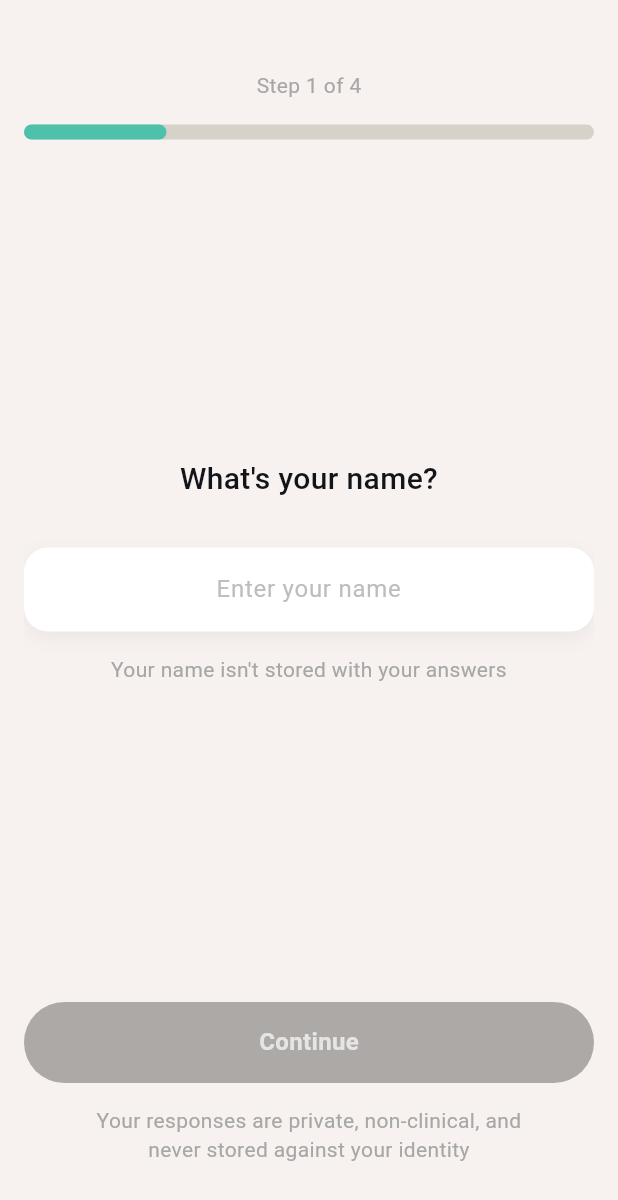
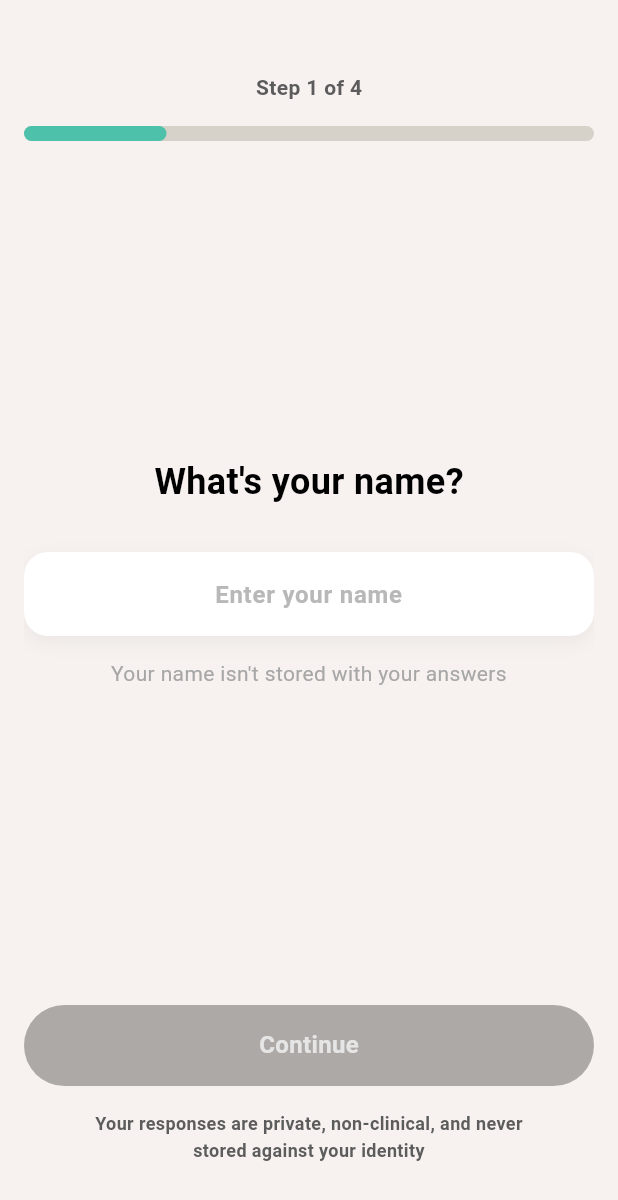
Before and after one commit to walkmandede/pg1-love-dna, a Flutter app: the InputsPage screen opened by its route, on a phone screen of 412 x 824 dp. Shown: the top 1200 px of the screen. Run offline on Flutter 3.47's test engine with Material 3 defaults, Android fonts, the phone set to English and light mode, and no system bars; our stand-ins replace equatable, flutter_bloc, flutter_svg, go_router; Roboto replaces fonts that are missing (SFProText).

Commit message:
phase 1.0.2 raw

```diff
--- a/lib/core/shared/constants/strings.dart
+++ b/lib/core/shared/constants/strings.dart
@@ -1,3 +1,3 @@
 class AppStrings {
-  static const String disclosureMessage = 'Your responses are private, non-clinical, and\nnever stored against your identity';
+  static const String disclosureMessage = 'Your responses are private, non-clinical, and never\nstored against your identity';
 }
--- a/lib/core/shared/theme/app_text_styles.dart
+++ b/lib/core/shared/theme/app_text_styles.dart
@@ -142,10 +142,10 @@ class AppTextStyles {
 
   // 17. Bullet Point - List items in insights
   static const TextStyle bulletPoint = TextStyle(
-    fontSize: 14,
+    fontSize: 13,
     fontWeight: FontWeight.w600,
     color: _darkGray,
-    height: 1.35,
+    height: 1.2,
   );
 
   // 18. Tag Label - Pills like "Social mirroring"
@@ -159,16 +159,16 @@ class AppTextStyles {
   // 19. Input Placeholder - Placeholder text in text fields
   static const TextStyle inputPlaceholder = TextStyle(
     fontSize: 16,
-    fontWeight: FontWeight.w400,
+    fontWeight: FontWeight.w600,
     color: _veryLightGray,
     height: 1.4,
   );
 
   // 20. Input Label - "Email address" label
   static const TextStyle inputLabel = TextStyle(
-    fontSize: 14,
-    fontWeight: FontWeight.w500,
-    color: _mediumGray,
+    fontSize: 24,
+    fontWeight: FontWeight.w700,
+    color: _black,
     height: 1.3,
   );
 
@@ -219,4 +219,25 @@ class AppTextStyles {
     color: _lightGray,
     height: 1.3,
   );
+
+  static const TextStyle subtitle = TextStyle(
+    fontSize: 14,
+    fontWeight: FontWeight.w600,
+    color: _mediumGray,
+    height: 1.4,
+  );
+
+  static const TextStyle subtitleSmall = TextStyle(
+    fontSize: 12,
+    fontWeight: FontWeight.w600,
+    color: _mediumGray,
+    height: 1.5,
+  );
+
+  static const TextStyle subtitleMedium = TextStyle(
+    fontSize: 13,
+    fontWeight: FontWeight.w600,
+    color: _mediumGray,
+    height: 1.4,
+  );
 }
--- /dev/null
+++ b/lib/core/shared/widgets/app_progress_bar.dart
@@ -0,0 +1,62 @@
+import 'package:flutter/material.dart';
+import 'package:pg1/core/shared/theme/app_color.dart';
+import 'package:pg1/core/shared/theme/app_text_styles.dart';
+
+class AppProgressBar extends StatelessWidget {
+  final String label;
+  final int current;
+  final int total;
+
+  const AppProgressBar({
+    super.key,
+    required this.label,
+    required this.current,
+    required this.total,
+  });
+
+  @override
+  Widget build(BuildContext context) {
+    return Column(
+      mainAxisSize: MainAxisSize.min,
+      mainAxisAlignment: MainAxisAlignment.center,
+      crossAxisAlignment: CrossAxisAlignment.center,
+      spacing: 16,
+      children: [
+        Text(
+          '$label $current of $total',
+          style: AppTextStyles.subtitle,
+        ),
+        SizedBox(
+          width: double.infinity,
+          height: 10,
+          child: Stack(
+            children: [
+              _bar(1, AppColor.backgroundGrey),
+              _bar(current / total, AppColor.primary),
+            ],
+          ),
+        ),
+      ],
+    );
+  }
+
+  Widget _bar(double amount, Color color) {
+    return SizedBox.expand(
+      child: LayoutBuilder(
+        builder: (context, constraints) {
+          return Align(
+            alignment: Alignment.centerLeft,
+            child: DecoratedBox(
+              decoration: BoxDecoration(color: color, borderRadius: BorderRadius.circular(1000)),
+              child: AnimatedContainer(
+                duration: const Duration(milliseconds: 250),
+                height: double.infinity,
+                width: constraints.maxWidth * amount,
+              ),
+            ),
+          );
+        },
+      ),
+    );
+  }
+}
--- a/lib/core/shared/widgets/app_text.dart
+++ b/lib/core/shared/widgets/app_text.dart
@@ -1,43 +1,41 @@
-import 'package:flutter/material.dart';
+// import 'package:flutter/material.dart';
+// import 'package:pg1/core/shared/theme/app_text_styles.dart';
 
-class TitleText extends StatelessWidget {
-  final String text;
+// class TitleText extends StatelessWidget {
+//   final String text;
 
-  const TitleText({
-    super.key,
-    required this.text,
-  });
+//   const TitleText({
+//     super.key,
+//     required this.text,
+//   });
 
-  @override
-  Widget build(BuildContext context) {
-    return Text(
-      text,
-      textAlign: TextAlign.center,
-      style: TextStyle(
-        fontSize: 20,
-        fontWeight: FontWeight.w700,
-      ),
-    );
-  }
-}
+//   @override
+//   Widget build(BuildContext context) {
+//     return Text(
+//       text,
+//       textAlign: TextAlign.center,
+//       style: AppTextStyles.screenTitle,
+//     );
+//   }
+// }
 
-class SemiTitleText extends StatelessWidget {
-  final String text;
+// class SemiTitleText extends StatelessWidget {
+//   final String text;
 
-  const SemiTitleText({
-    super.key,
-    required this.text,
-  });
+//   const SemiTitleText({
+//     super.key,
+//     required this.text,
+//   });
 
-  @override
-  Widget build(BuildContext context) {
-    return Text(
-      text,
-      textAlign: TextAlign.center,
-      style: TextStyle(
-        fontSize: 20,
-        fontWeight: FontWeight.w500,
-      ),
-    );
-  }
-}
+//   @override
+//   Widget build(BuildContext context) {
+//     return Text(
+//       text,
+//       textAlign: TextAlign.center,
+//       style: TextStyle(
+//         fontSize: 20,
+//         fontWeight: FontWeight.w500,
+//       ),
+//     );
+//   }
+// }
--- a/lib/core/shared/widgets/app_text_field.dart
+++ b/lib/core/shared/widgets/app_text_field.dart
@@ -1,4 +1,5 @@
 import 'package:flutter/material.dart';
+import 'package:pg1/core/shared/theme/app_text_styles.dart';
 
 class AppTextField extends StatelessWidget {
   final TextEditingController controller;
@@ -35,10 +36,7 @@ class AppTextField extends StatelessWidget {
           onChanged: onChanged,
           decoration: InputDecoration(
             hintText: hintText,
-            hintStyle: TextStyle(
-              color: Colors.grey.shade400,
-              fontSize: 16,
-            ),
+            hintStyle: AppTextStyles.inputPlaceholder,
             border: InputBorder.none,
           ),
         ),
--- a/lib/core/shared/widgets/disclosure_message_widget.dart
+++ b/lib/core/shared/widgets/disclosure_message_widget.dart
@@ -1,6 +1,6 @@
 import 'package:flutter/material.dart';
 import 'package:pg1/core/shared/constants/strings.dart';
-import 'package:pg1/core/shared/theme/app_color.dart';
+import 'package:pg1/core/shared/theme/app_text_styles.dart';
 
 class DisclosureMessageWidget extends StatelessWidget {
   const DisclosureMessageWidget({super.key});
@@ -10,11 +10,7 @@ class DisclosureMessageWidget extends StatelessWidget {
     return Text(
       AppStrings.disclosureMessage,
       textAlign: TextAlign.center,
-      style: TextStyle(
-        color: AppColor.textSecondary,
-        fontSize: 14,
-        fontWeight: FontWeight.normal,
-      ),
+      style: AppTextStyles.subtitleSmall,
     );
   }
 }
--- a/lib/core/shared/widgets/white_card.dart
+++ b/lib/core/shared/widgets/white_card.dart
@@ -1,5 +1,6 @@
 import 'package:flutter/material.dart';
 import 'package:pg1/core/shared/theme/app_color.dart';
+import 'package:pg1/core/shared/theme/app_text_styles.dart';
 import 'package:pg1/core/shared/widgets/app_svg_widget.dart';
 
 class WhiteCard extends StatelessWidget {
@@ -46,10 +47,7 @@ class WhiteCard extends StatelessWidget {
                         alignment: Alignment.topCenter,
                         child: Text(
                           title,
-                          style: TextStyle(
-                            fontWeight: FontWeight.w600,
-                            fontSize: 14,
-                          ),
+                          style: AppTextStyles.tagLabel.copyWith(fontWeight: FontWeight.w700),
                         ),
                       ),
                     ),
--- a/lib/features/inputs/inputs_page.dart
+++ b/lib/features/inputs/inputs_page.dart
@@ -1,7 +1,6 @@
 import 'package:flutter/material.dart';
 import 'package:pg1/core/shared/constants/app_constants.dart';
 import 'package:pg1/core/shared/extensions/int_extension.dart';
-import 'package:pg1/core/shared/theme/app_color.dart';
 import 'package:pg1/core/shared/widgets/app_button.dart';
 import 'package:pg1/core/shared/widgets/disclosure_message_widget.dart';
 import 'package:pg1/features/inputs/inputs_page_controller.dart';
@@ -36,6 +35,7 @@ class _InputsPageState extends State<InputsPage> {
   @override
   Widget build(BuildContext context) {
     return Scaffold(
+      resizeToAvoidBottomInset: false,
       body: SizedBox.expand(
         child: Padding(
           padding: EdgeInsets.all(kBasePaddingM),
--- a/lib/features/inputs/widgets/address_input.dart
+++ b/lib/features/inputs/widgets/address_input.dart
@@ -1,6 +1,7 @@
 import 'package:flutter/material.dart';
 import 'package:pg1/core/shared/extensions/int_extension.dart';
 import 'package:pg1/core/shared/theme/app_color.dart';
+import 'package:pg1/core/shared/theme/app_text_styles.dart';
 import 'package:pg1/core/shared/widgets/app_text.dart';
 import 'package:pg1/core/shared/widgets/app_text_field.dart';
 import 'package:pg1/features/inputs/inputs_page_controller.dart';
@@ -16,7 +17,10 @@ class AddressInput extends StatelessWidget {
       crossAxisAlignment: CrossAxisAlignment.center,
       mainAxisAlignment: MainAxisAlignment.center,
       children: [
-        SemiTitleText(text: 'Where do you live?'),
+        Text(
+          'Where do you live?',
+          style: AppTextStyles.inputLabel,
+        ),
         32.heightGap,
         AppTextField(
           hintText: 'Select your location',
--- a/lib/features/inputs/widgets/name_input.dart
+++ b/lib/features/inputs/widgets/name_input.dart
@@ -1,6 +1,7 @@
 import 'package:flutter/material.dart';
 import 'package:pg1/core/shared/extensions/int_extension.dart';
 import 'package:pg1/core/shared/theme/app_color.dart';
+import 'package:pg1/core/shared/theme/app_text_styles.dart';
 import 'package:pg1/core/shared/widgets/app_text.dart';
 import 'package:pg1/core/shared/widgets/app_text_field.dart';
 import 'package:pg1/features/inputs/inputs_page_controller.dart';
@@ -16,7 +17,10 @@ class NameInput extends StatelessWidget {
       crossAxisAlignment: CrossAxisAlignment.center,
       mainAxisAlignment: MainAxisAlignment.center,
       children: [
-        SemiTitleText(text: 'What\'s your name?'),
+        Text(
+          'What\'s your name?',
+          style: AppTextStyles.inputLabel,
+        ),
         32.heightGap,
         AppTextField(
           hintText: 'Enter your name',
--- a/lib/features/inputs/widgets/progress_bar.dart
+++ b/lib/features/inputs/widgets/progress_bar.dart
@@ -1,5 +1,5 @@
 import 'package:flutter/material.dart';
-import 'package:pg1/core/shared/theme/app_color.dart';
+import 'package:pg1/core/shared/widgets/app_progress_bar.dart';
 import 'package:pg1/features/inputs/inputs_page_controller.dart';
 
 class ProgressBar extends StatelessWidget {
@@ -13,51 +13,12 @@ class ProgressBar extends StatelessWidget {
       valueListenable: pageController.currentPageIndex,
       builder: (context, currentPageIndex, child) {
         final currentPage = currentPageIndex + 1;
-        return Column(
-          mainAxisSize: MainAxisSize.min,
-          mainAxisAlignment: MainAxisAlignment.center,
-          crossAxisAlignment: CrossAxisAlignment.center,
-          spacing: 16,
-          children: [
-            Text(
-              'Step $currentPage of 4',
-              style: TextStyle(
-                color: AppColor.textSecondary,
-                fontSize: 14,
-              ),
-            ),
-            SizedBox(
-              width: double.infinity,
-              height: 10,
-              child: Stack(
-                children: [
-                  _bar(1, AppColor.backgroundGrey),
-                  _bar(currentPage / 4, AppColor.primary),
-                ],
-              ),
-            ),
-          ],
+        return AppProgressBar(
+          label: 'Step',
+          current: currentPage,
+          total: 4,
         );
       },
     );
   }
-
-  Widget _bar(double amount, Color color) {
-    return SizedBox.expand(
-      child: LayoutBuilder(
-        builder: (context, constraints) {
-          return Align(
-            alignment: Alignment.centerLeft,
-            child: DecoratedBox(
-              decoration: BoxDecoration(color: color, borderRadius: BorderRadius.circular(1000)),
-              child: SizedBox(
-                height: double.infinity,
-                width: constraints.maxWidth * amount,
-              ),
-            ),
-          );
-        },
-      ),
-    );
-  }
 }
--- a/lib/features/interpretation_len/interpretation_len_page.dart
+++ b/lib/features/interpretation_len/interpretation_len_page.dart
@@ -62,7 +62,7 @@ class _InterpretationLenPageState extends State<InterpretationLenPage> {
                 16.heightGap,
                 Text(
                   _patternInsight.subtitle,
-                  style: AppTextStyles.patternCardLabel,
+                  style: AppTextStyles.subtitleMedium,
                   textAlign: TextAlign.center,
                 ),
                 16.heightGap,
@@ -160,7 +160,7 @@ class _InterpretationLenPageState extends State<InterpretationLenPage> {
               children: [
                 AppSvgWidget(
                   svgString: t.svgPath,
-                  size: Size(16, 16),
+                  size: Size(12, 12),
                 ),
                 8.widthGap,
                 Text(
```
Also changed, not shown: lib/features/inputs/widgets/age_input.dart (+6 -6 lines), lib/features/inputs/widgets/gender_input.dart (+6 -2 lines), lib/features/love_library/love_library_page.dart (+8 -9 lines), lib/features/onboarding/onboardin_page.dart (+4 -4 lines), lib/features/pattern_card/pattern_card_page.dart (+18 -1 lines), lib/main.dart (+10 -7 lines), 1 other file.
